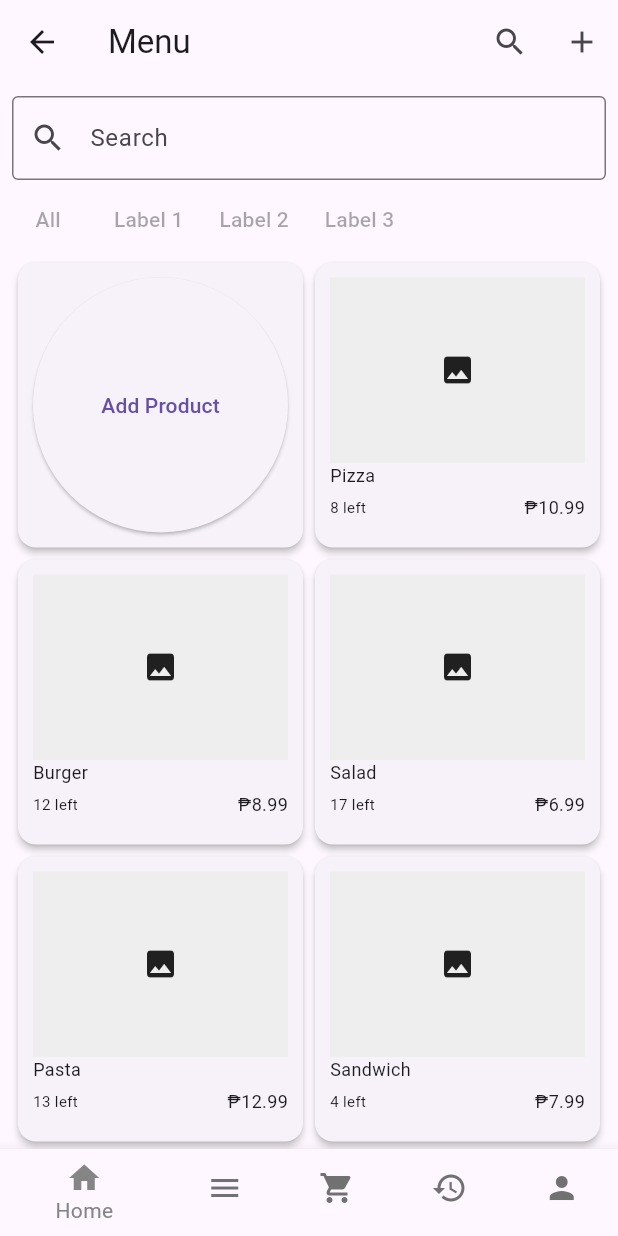
After one commit to albertomarkallen/OneSync, a Flutter app: the MenuScreen screen opened directly, on a phone screen of 412 x 824 dp. The commit adds this screen. Run offline on Flutter 3.47's test engine with Material 3 defaults, Android fonts, the phone set to English and light mode, and no system bars; missing offline and left inert: flutter_routing.

Commit message:
[Feature][Ivaniel] - Menu Page

```diff
--- a/lib/main.dart
+++ b/lib/main.dart
@@ -1,5 +1,6 @@
 import 'package:flutter/material.dart';
 import 'package:onesync/navigation.dart';
+import 'package:onesync/screens/addproduct_screen.dart';
 
 void main() {
   runApp(const MyApp());
@@ -11,6 +12,10 @@ class MyApp extends StatelessWidget {
   @override
   Widget build(BuildContext context) {
     return MaterialApp(
+      routes: {
+        '/addProduct': (context) => AddProductScreen(),
+        // Other routes...
+      },
       theme: ThemeData(
           // Add your theme customizations here
           ),
--- /dev/null
+++ b/lib/screens/menu_screen.dart
@@ -0,0 +1,193 @@
+import 'package:flutter/material.dart';
+import 'package:onesync/navigation.dart'; // Import your navigation widget
+import 'package:flutter_routing/flutter_routing.dart';
+import 'package:onesync/screens/addproduct_screen.dart';
+
+class MenuItem {
+  final String name;
+  final double price;
+  final int stock;
+  final String imagePath;
+
+  MenuItem(
+      {required this.name,
+      required this.price,
+      required this.stock,
+      this.imagePath = 'assets/images/placeholder.png'});
+}
+
+class MenuScreen extends StatefulWidget {
+  MenuScreen({Key? key}) : super(key: key);
+
+  @override
+  _MenuScreenState createState() => _MenuScreenState();
+}
+
+class _MenuScreenState extends State<MenuScreen> {
+  final List<MenuItem> _menuItems = [
+    MenuItem(name: 'Pizza', price: 10.99, stock: 8),
+    MenuItem(name: 'Burger', price: 8.99, stock: 12),
+    MenuItem(name: 'Salad', price: 6.99, stock: 17),
+    MenuItem(name: 'Pasta', price: 12.99, stock: 13),
+    MenuItem(name: 'Sandwich', price: 7.99, stock: 4),
+    // Add more items as needed
+  ];
+
+  // For search functionality
+  List<MenuItem> _displayedMenuItems = [];
+  final TextEditingController _searchController = TextEditingController();
+
+  @override
+  void initState() {
+    super.initState();
+    _displayedMenuItems = _menuItems; // Initially display all items
+  }
+
+  @override
+  void dispose() {
+    _searchController.dispose();
+    super.dispose();
+  }
+
+  // Filter items based on search query
+  void _filterMenuItems(String query) {
+    setState(() {
+      _displayedMenuItems = _menuItems
+          .where(
+              (item) => item.name.toLowerCase().contains(query.toLowerCase()))
+          .toList();
+    });
+  }
+
+  // Function for handling product addition
+  void _handleAddProduct() {
+    Navigator.of(context).pushNamed('/addProduct');
+  }
+
+  @override
+  Widget build(BuildContext context) {
+    return Scaffold(
+      appBar: AppBar(
+        title: const Text('Menu'),
+        actions: [
+          IconButton(
+            icon: Icon(Icons.search),
+            onPressed: () {
+              // Show or toggle search bar
+            },
+          ),
+          // ADD PRODUCT BUTTON
+          IconButton(
+            onPressed: _handleAddProduct,
+            icon: Icon(Icons.add),
+          ),
+        ],
+      ),
+      body: Column(
+        children: [
+          // Search Bar
+          Padding(
+            padding: const EdgeInsets.all(8.0),
+            child: TextField(
+              controller: _searchController,
+              onChanged: _filterMenuItems,
+              decoration: InputDecoration(
+                hintText: 'Search',
+                prefixIcon: Icon(Icons.search),
+                border: OutlineInputBorder(),
+              ),
+            ),
+          ),
+          // Labels
+          SizedBox(
+            height: 35, // Adjust height as needed
+            child: Expanded(
+              child: ListView(
+                scrollDirection: Axis.horizontal,
+                children: const [
+                  TextButton(onPressed: null, child: Text('All')),
+                  TextButton(onPressed: null, child: Text('Label 1')),
+                  TextButton(onPressed: null, child: Text('Label 2')),
+                  TextButton(onPressed: null, child: Text('Label 3')),
+                ],
+              ),
+            ),
+          ),
+          // GridView for menu items
+          Expanded(
+            child: GridView.builder(
+              padding: EdgeInsets.all(8.0),
+              gridDelegate: SliverGridDelegateWithFixedCrossAxisCount(
+                crossAxisCount: 2, // Change this for desired grid layout
+                // ... other grid configuration ...
+              ),
+              itemCount: _displayedMenuItems.length + 1,
+              itemBuilder: (context, index) {
+                if (index == 0) {
+                  // Add Product Button
+                  return Card(
+                    elevation: 2.0,
+                    child: Padding(
+                      padding: const EdgeInsets.all(10.0),
+                      child: ElevatedButton(
+                        onPressed: _handleAddProduct,
+                        child: const Text('Add Product'),
+                      ),
+                    ),
+                  );
+                } else {
+                  final int itemIndex = index - 1;
+                  return Card(
+                    elevation: 2.0,
+                    child: Padding(
+                      padding: EdgeInsets.all(10.0),
+                      child: Column(
+                        children: [
+                          // Image Placeholder (80%)
+                          Expanded(
+                            flex: 8, // 80% of the card's height
+                            child: Container(
+                              width: double.infinity, // Occupy full width
+                              color: Colors.grey[200],
+                              child: Icon(
+                                  Icons.image), // Replace with image loading
+                            ),
+                          ),
+                          // Text Details (20%)
+                          Expanded(
+                            flex: 3, // 20% of the card's height
+                            child: Column(
+                              crossAxisAlignment: CrossAxisAlignment.start,
+                              children: [
+                                Text(_displayedMenuItems[itemIndex].name,
+                                    style: TextStyle(fontSize: 12.0)),
+                                SizedBox(height: 4.0),
+                                Row(
+                                  mainAxisAlignment:
+                                      MainAxisAlignment.spaceBetween,
+                                  children: [
+                                    Text(
+                                        '${_displayedMenuItems[itemIndex].stock} left',
+                                        style: TextStyle(fontSize: 10.0)),
+                                    Text(
+                                        '\₱${_displayedMenuItems[itemIndex].price.toStringAsFixed(2)}',
+                                        style: TextStyle(fontSize: 12.0)),
+                                  ],
+                                ),
+                              ],
+                            ),
+                          ),
+                        ],
+                      ),
+                    ),
+                  );
+                }
+              },
+            ),
+          ),
+        ],
+      ),
+      bottomNavigationBar: Navigation(), // Your bottom navigation widget
+    );
+  }
+}
--- a/pubspec.yaml
+++ b/pubspec.yaml
@@ -39,6 +39,9 @@ dependencies:
 dev_dependencies:
   flutter_test:
     sdk: flutter
+
+  flutter_routing: 0.1.11
+  image_picker: ^0.8.4+1
 
   # The "flutter_lints" package below contains a set of recommended lints to
   # encourage good coding practices. The lint set provided by the package is
```
Also changed, not shown: pubspec.lock.
